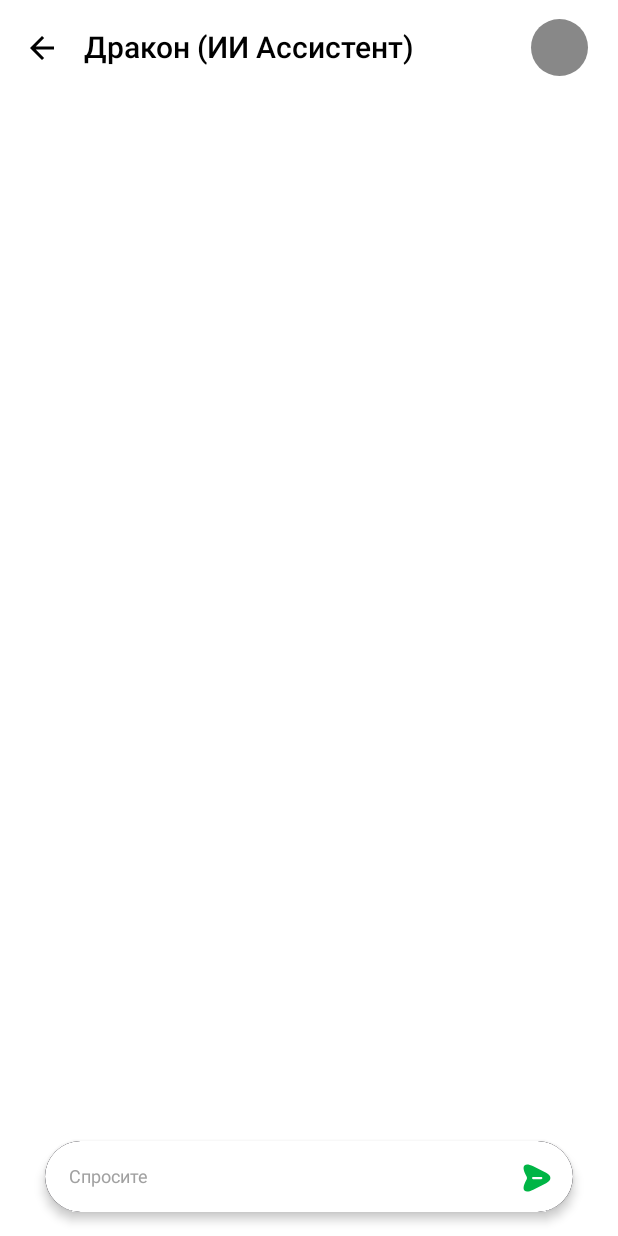
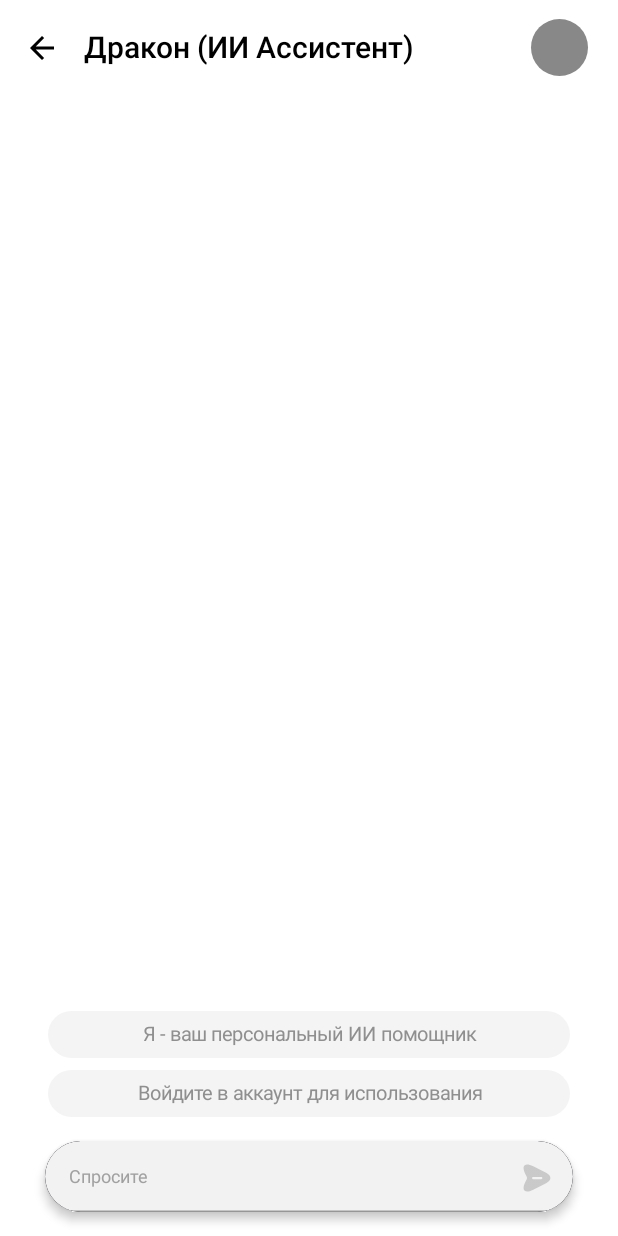
Before and after one commit to GP-Hacks/android-app, an Android app built with Jetpack Compose: the ChatBot screen opened through its navigation route, on a phone screen of 412 x 824 dp. Run offline under Robolectric (Android 15) with nearby library versions, the phone set to English and light mode, and no system bars; our stand-ins replace Dagger/Hilt's generated code, paging.

Commit message:
update chat bot ans fix map places

```diff
--- a/core/data/src/main/java/com/example/data/ApiRoutes.kt
+++ b/core/data/src/main/java/com/example/data/ApiRoutes.kt
@@ -2,7 +2,7 @@ package com.example.data
 
 object KdtApiRoutes {
 
-    private const val BASE = "https://0d2f-178-66-78-189.ngrok-free.app/api"
+    private const val BASE = "https://d159-178-71-37-45.ngrok-free.app/api"
 
     private const val CHAT = "$BASE/chat"
     const val CHAT_ASK = "$CHAT/ask"
--- a/feature/charity/src/main/java/com/example/charity/CharityRoute.kt
+++ b/feature/charity/src/main/java/com/example/charity/CharityRoute.kt
@@ -183,6 +183,7 @@ fun CharityRoute(
                     id = id,
                     amount = amount,
                     onSuccess = {
+                        viewModel.loadCharity()
                         Toast.makeText(context, "Пожертвование прошло успешно!", Toast.LENGTH_LONG).show()
                     },
                     onFailure = {
--- a/feature/chat_bot/src/main/java/com/example/chat_bot/ChatBotRoute.kt
+++ b/feature/chat_bot/src/main/java/com/example/chat_bot/ChatBotRoute.kt
@@ -8,6 +8,7 @@ import androidx.compose.foundation.layout.fillMaxWidth
 import androidx.compose.foundation.layout.height
 import androidx.compose.foundation.layout.padding
 import androidx.compose.foundation.lazy.LazyColumn
+import androidx.compose.foundation.shape.RoundedCornerShape
 import androidx.compose.material3.ExperimentalMaterial3Api
 import androidx.compose.material3.Scaffold
 import androidx.compose.material3.Text
@@ -19,7 +20,10 @@ import androidx.compose.runtime.remember
 import androidx.compose.runtime.setValue
 import androidx.compose.ui.Alignment
 import androidx.compose.ui.Modifier
+import androidx.compose.ui.graphics.Color
+import androidx.compose.ui.text.style.TextAlign
 import androidx.compose.ui.unit.dp
+import androidx.compose.ui.unit.sp
 import androidx.hilt.navigation.compose.hiltViewModel
 import com.example.chat_bot.components.BotMessageLoading
 import com.example.chat_bot.components.ChatBotTopBar
@@ -66,7 +70,8 @@ fun ChatBotRoute(
                         userRequest = ""
                     },
                     onChangeMessage = { userRequest = it },
-                    placeholder = "Спросите"
+                    placeholder = "Спросите",
+                    enabled = viewModel.checkAuth()
                 )
             }
         }
@@ -101,6 +106,37 @@ fun ChatBotRoute(
                         Message(text = it.first, isUserMessage = true, isError = false)
                     }
                 }
+
+                if (!viewModel.checkAuth()) {
+                    item {
+                        Text(
+                            text = "Войдите в аккаунт для использования",
+                            color = Color(0xFF8F8F8F),
+                            fontSize = 13.sp,
+                            modifier = Modifier
+                                .fillMaxWidth()
+                                .padding(start = 16.dp, end = 16.dp)
+                                .background(Color(0xFFF4F4F4), RoundedCornerShape(30.dp))
+                                .padding(8.dp),
+                            textAlign = TextAlign.Center
+                        )
+                        Spacer(modifier = Modifier.height(8.dp))
+                    }
+                }
+
+                item {
+                    Text(
+                        text = "Я - ваш персональный ИИ помощник",
+                        color = Color(0xFF8F8F8F),
+                        fontSize = 13.sp,
+                        modifier = Modifier
+                            .fillMaxWidth()
+                            .padding(start = 16.dp, end = 16.dp)
+                            .background(Color(0xFFF4F4F4), RoundedCornerShape(30.dp))
+                            .padding(8.dp),
+                        textAlign = TextAlign.Center
+                    )
+                }
             }
         }
     }
--- a/feature/chat_bot/src/main/java/com/example/chat_bot/ChatBotViewModel.kt
+++ b/feature/chat_bot/src/main/java/com/example/chat_bot/ChatBotViewModel.kt
@@ -7,6 +7,7 @@ import androidx.lifecycle.ViewModel
 import androidx.lifecycle.viewModelScope
 import com.example.common.model.ResultModel
 import com.example.domain.model.ChatBotAnswerModel
+import com.example.domain.usecase.CheckAuthUseCase
 import com.example.domain.usecase.GetChatBotAnswerByUserRequest
 import dagger.hilt.android.lifecycle.HiltViewModel
 import kotlinx.coroutines.Dispatchers
@@ -20,7 +21,8 @@ import javax.inject.Inject
 
 @HiltViewModel
 class ChatBotViewModel @Inject constructor(
-    private val getChatBotAnswerByUserRequest: GetChatBotAnswerByUserRequest
+    private val getChatBotAnswerByUserRequest: GetChatBotAnswerByUserRequest,
+    private val checkAuthUseCase: CheckAuthUseCase
 ): ViewModel() {
 
     private val _chatHistory: MutableStateFlow<List<Pair<String, ResultModel<ChatBotAnswerModel>>>> = MutableStateFlow(
@@ -30,6 +32,8 @@ class ChatBotViewModel @Inject constructor(
         get() = _chatHistory
 
     private var currentRequest = 0
+
+    fun checkAuth() = checkAuthUseCase()
 
     fun sendUserRequest(userRequest: String) {
         if (userRequest != "") {
--- a/feature/chat_bot/src/main/java/com/example/chat_bot/components/MessageTextField.kt
+++ b/feature/chat_bot/src/main/java/com/example/chat_bot/components/MessageTextField.kt
@@ -36,7 +36,8 @@ fun MessageTextField(
     text: String,
     onSendButtonClick: () -> Unit,
     onChangeMessage: (String) -> Unit,
-    placeholder: String
+    placeholder: String,
+    enabled: Boolean
 ) {
 
     Card(
@@ -53,7 +54,9 @@ fun MessageTextField(
                     focusedContainerColor = mColors.surface,
                     unfocusedContainerColor = mColors.surface,
                     unfocusedIndicatorColor = Color.Transparent,
-                    focusedIndicatorColor = Color.Transparent
+                    focusedIndicatorColor = Color.Transparent,
+                    disabledContainerColor = mColors.background,
+                    disabledTrailingIconColor = Color.Gray
                 ),
             shape = RoundedCornerShape(30.dp),
             value = text,
@@ -62,10 +65,14 @@ fun MessageTextField(
                 Text(text = placeholder, color = Color(0xFFA1A1A1), fontSize = 12.sp, fontWeight = FontWeight.Normal)
             },
             trailingIcon = {
-                IconButton(onClick = { onSendButtonClick() }) {
-                    Icon(painter = painterResource(id = R.drawable.send_icon), contentDescription = null, tint = mColors.primary)
+                IconButton(
+                    onClick = { onSendButtonClick() },
+                    enabled = enabled
+                ) {
+                    Icon(painter = painterResource(id = R.drawable.send_icon), contentDescription = null)
                 }
-            }
+            },
+            enabled = enabled
         )
     }
 
```
Also changed, not shown: feature/places/src/main/java/com/example/places/PlacesRoute.kt (+39 -13 lines).
